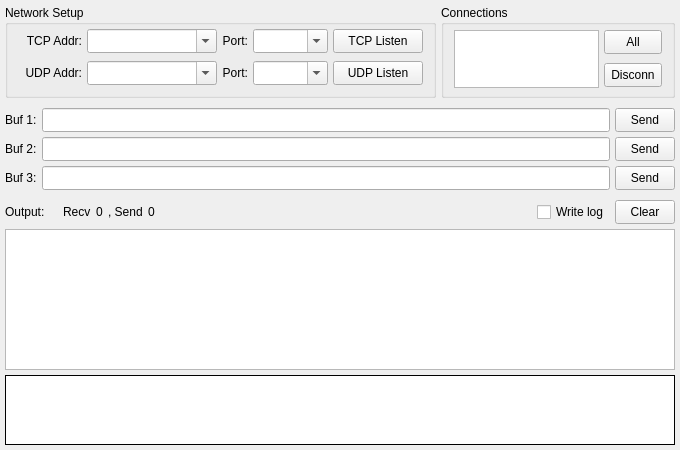
This is serverform.ui in geometry2019/sokit as Qt 5 draws it before an edit. The edited form follows.
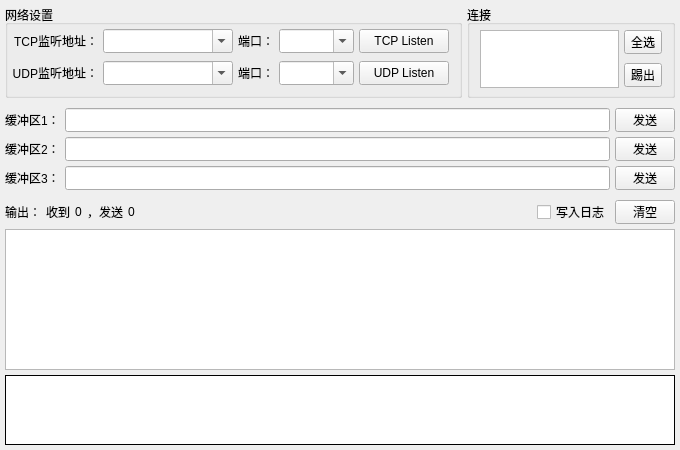
This is the edited form.

The edit to the form file:
```diff
--- a/serverform.ui
+++ b/serverform.ui
@@ -52,7 +52,7 @@
         </size>
        </property>
        <property name="title">
-        <string>Network Setup</string>
+        <string>网络设置</string>
        </property>
        <layout class="QVBoxLayout" name="lay5">
         <property name="spacing">
@@ -93,7 +93,7 @@
              </sizepolicy>
             </property>
             <property name="text">
-             <string>Port:</string>
+             <string>端口：</string>
             </property>
             <property name="alignment">
              <set>Qt::AlignRight|Qt::AlignTrailing|Qt::AlignVCenter</set>
@@ -118,7 +118,7 @@
              <enum>Qt::NoContextMenu</enum>
             </property>
             <property name="text">
-             <string>TCP Addr:</string>
+             <string>TCP监听地址：</string>
             </property>
             <property name="textFormat">
              <enum>Qt::PlainText</enum>
@@ -205,7 +205,7 @@
              <enum>Qt::NoContextMenu</enum>
             </property>
             <property name="text">
-             <string>UDP Addr:</string>
+             <string>UDP监听地址：</string>
             </property>
             <property name="textFormat">
              <enum>Qt::PlainText</enum>
@@ -255,7 +255,7 @@
              </sizepolicy>
             </property>
             <property name="text">
-             <string>Port:</string>
+             <string>端口：</string>
             </property>
             <property name="alignment">
              <set>Qt::AlignRight|Qt::AlignTrailing|Qt::AlignVCenter</set>
@@ -369,7 +369,7 @@
         </size>
        </property>
        <property name="title">
-        <string>Connections</string>
+        <string>连接</string>
        </property>
        <layout class="QHBoxLayout" name="lay8">
         <property name="spacing">
@@ -459,7 +459,7 @@
              </size>
             </property>
             <property name="text">
-             <string>All</string>
+             <string>全选</string>
             </property>
            </widget>
           </item>
@@ -484,7 +484,7 @@
              </size>
             </property>
             <property name="text">
-             <string>Disconn</string>
+             <string>踢出</string>
             </property>
            </widget>
           </item>
@@ -506,7 +506,7 @@
      <item row="0" column="0">
       <widget class="QLabel" name="lab5">
        <property name="text">
-        <string>Buf 1:</string>
+        <string>缓冲区1：</string>
        </property>
       </widget>
      </item>
@@ -525,7 +525,7 @@
         </size>
        </property>
        <property name="text">
-        <string>Send</string>
+        <string>发送</string>
        </property>
        <property name="checkable">
         <bool>false</bool>
@@ -535,7 +535,7 @@
      <item row="1" column="0">
       <widget class="QLabel" name="lab6">
        <property name="text">
-        <string>Buf 2:</string>
+        <string>缓冲区2：</string>
        </property>
       </widget>
      </item>
@@ -570,14 +570,14 @@
         </size>
        </property>
        <property name="text">
-        <string>Send</string>
+        <string>发送</string>
        </property>
       </widget>
      </item>
      <item row="2" column="0">
       <widget class="QLabel" name="lab7">
        <property name="text">
-        <string>Buf 3:</string>
+        <string>缓冲区3：</string>
        </property>
       </widget>
      </item>
@@ -612,7 +612,7 @@
         </size>
        </property>
        <property name="text">
-        <string>Send</string>
+        <string>发送</string>
        </property>
       </widget>
      </item>
@@ -660,14 +660,14 @@
         </sizepolicy>
        </property>
        <property name="text">
-        <string>Output:    </string>
+        <string>输出：</string>
        </property>
       </widget>
      </item>
      <item>
       <widget class="QLabel" name="lab9">
        <property name="text">
-        <string>Recv</string>
+        <string>收到</string>
        </property>
       </widget>
      </item>
@@ -690,7 +690,7 @@
      <item>
       <widget class="QLabel" name="lab10">
        <property name="text">
-        <string>, Send</string>
+        <string>，发送</string>
        </property>
       </widget>
      </item>
@@ -720,7 +720,7 @@
      <item>
       <widget class="QCheckBox" name="chkLog">
        <property name="text">
-        <string>Write log</string>
+        <string>写入日志</string>
        </property>
       </widget>
      </item>
@@ -739,7 +739,7 @@
         </size>
        </property>
        <property name="text">
-        <string>Clear</string>
+        <string>清空</string>
        </property>
       </widget>
      </item>
```
Left out of the diff: 17 changed lines with no effect on the pictures.
